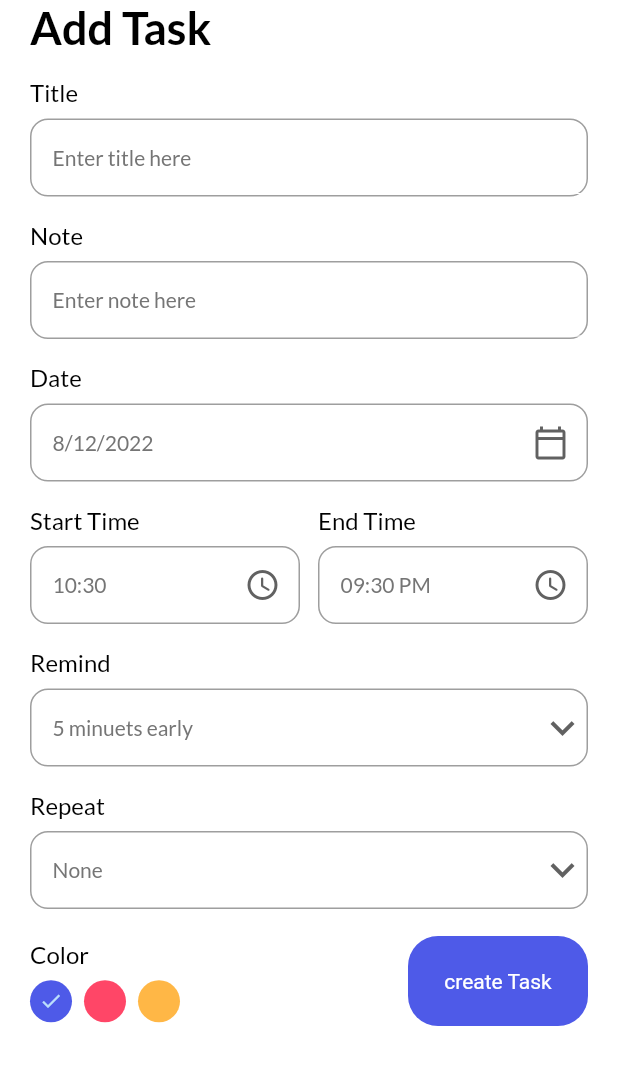
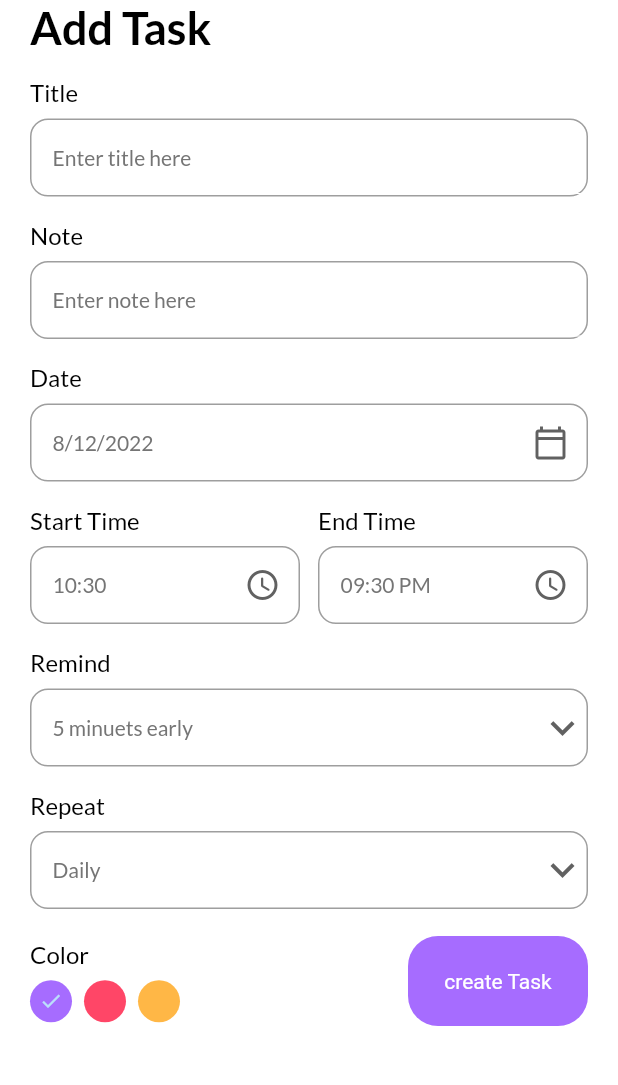
Before and after one commit to Amares03/new_cvsender, a Flutter app: the AddTaskPage screen opened directly, on a phone screen of 412 x 824 dp, the part 84-1169 px from its top. Run offline on Flutter 3.47's test engine with Material 2 defaults, Android fonts, the phone set to English and light mode, and no system bars; our stand-ins replace date_picker_timeline, flutter_local_notifications, flutter_native_timezone, flutter_staggered_animations, get, get_storage and 4 more; accounts and stored records are empty.

Commit message:
modify theme

```diff
--- a/lib/ui/add_task_bar.dart
+++ b/lib/ui/add_task_bar.dart
@@ -29,7 +29,7 @@ class _AddTaskPageState extends State<AddTaskPage> {
     15,
     20,
   ];
-  String _selectedRepeat = "None";
+  String _selectedRepeat = "Daily";
   List<String> repeatList = ["None", "Daily", "Weekly", "Monthly"];
 
   int _selectedColor = 0;
--- a/lib/ui/theme.dart
+++ b/lib/ui/theme.dart
@@ -2,12 +2,12 @@ import 'package:flutter/material.dart';
 import 'package:get/get.dart';
 import 'package:google_fonts/google_fonts.dart';
 
-const Color bluishClr = Color(0xFF4e5ae8);
+const Color bluishClr = Color(0xFFA66CFF);
 const Color yellowClr = Color(0xFFFFb746);
 const Color pinkClr = Color(0xFFFF4667);
 const Color white = Colors.white;
 const primaryClr = bluishClr;
-const Color darkGryClr = Color(0xFF121212);
+const Color darkGryClr = Color(0xFF100720);
 const Color darkHeaderClr = Color(0xFF424242);
 
 class Themes {
```
